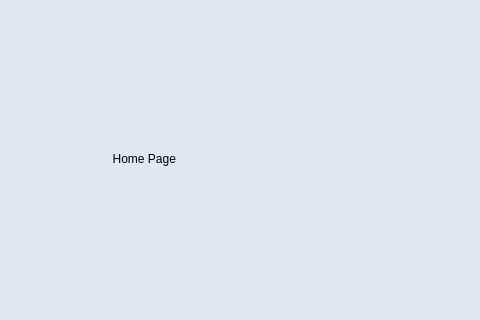
aladi04/qt, file mainwindow.ui: the form before one commit; both pictures show x 329 to 809 and y 147 to 467 of the 899 by 561 pixel window.
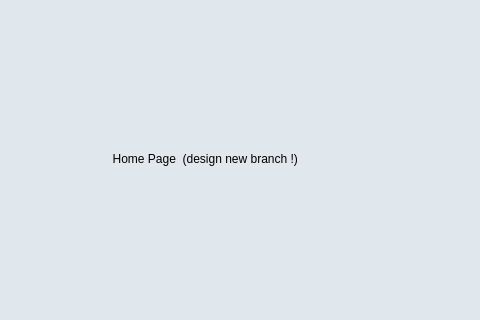
The form after the commit. The open tabs and pages were chosen to show the change. Icons and pictures are not drawn.

```diff
--- a/mainwindow.ui
+++ b/mainwindow.ui
@@ -655,7 +655,7 @@
           <string notr="true">color: black;</string>
          </property>
          <property name="text">
-          <string>                                                                  Home Page</string>
+          <string>                                                                  Home Page  (design new branch !)</string>
          </property>
         </widget>
        </widget>
```
Left out of the diff: 2 changed lines with no effect on the pictures.
